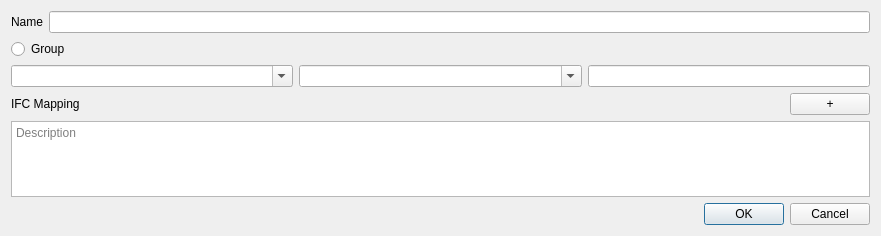
The window that som_gui/module/class_info/qt/InfoWidget.ui (c-mellueh/SOM-Toolkit) describes before a commit, drawn with Qt 5.
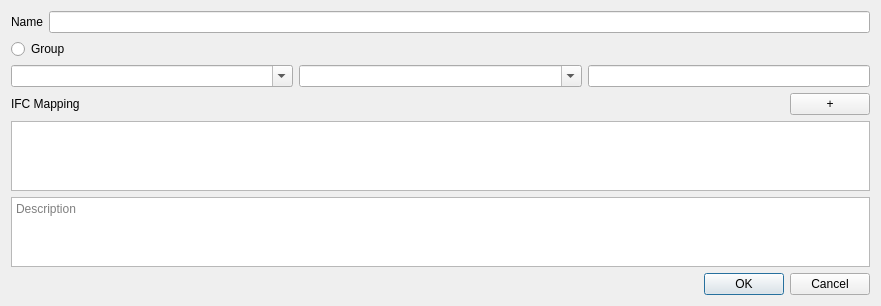
The same window after the commit.

Commit message: update class_info to add Predefined Types

Diff of the .ui file:
```diff
--- a/som_gui/module/class_info/qt/InfoWidget.ui
+++ b/som_gui/module/class_info/qt/InfoWidget.ui
@@ -7,7 +7,7 @@
     <x>0</x>
     <y>0</y>
     <width>881</width>
-    <height>236</height>
+    <height>292</height>
    </rect>
   </property>
   <property name="sizePolicy">
@@ -119,7 +119,21 @@
       </layout>
      </item>
      <item>
-      <layout class="QVBoxLayout" name="vertical_layout_ifc"/>
+      <layout class="QVBoxLayout" name="vertical_layout_ifc">
+       <item>
+        <widget class="QTableView" name="table_widget_ifc">
+         <property name="selectionMode">
+          <enum>QAbstractItemView::SelectionMode::NoSelection</enum>
+         </property>
+         <attribute name="horizontalHeaderStretchLastSection">
+          <bool>true</bool>
+         </attribute>
+         <attribute name="verticalHeaderCascadingSectionResizes">
+          <bool>true</bool>
+         </attribute>
+        </widget>
+       </item>
+      </layout>
      </item>
     </layout>
    </item>
```
The commit also changes 6 other files.
